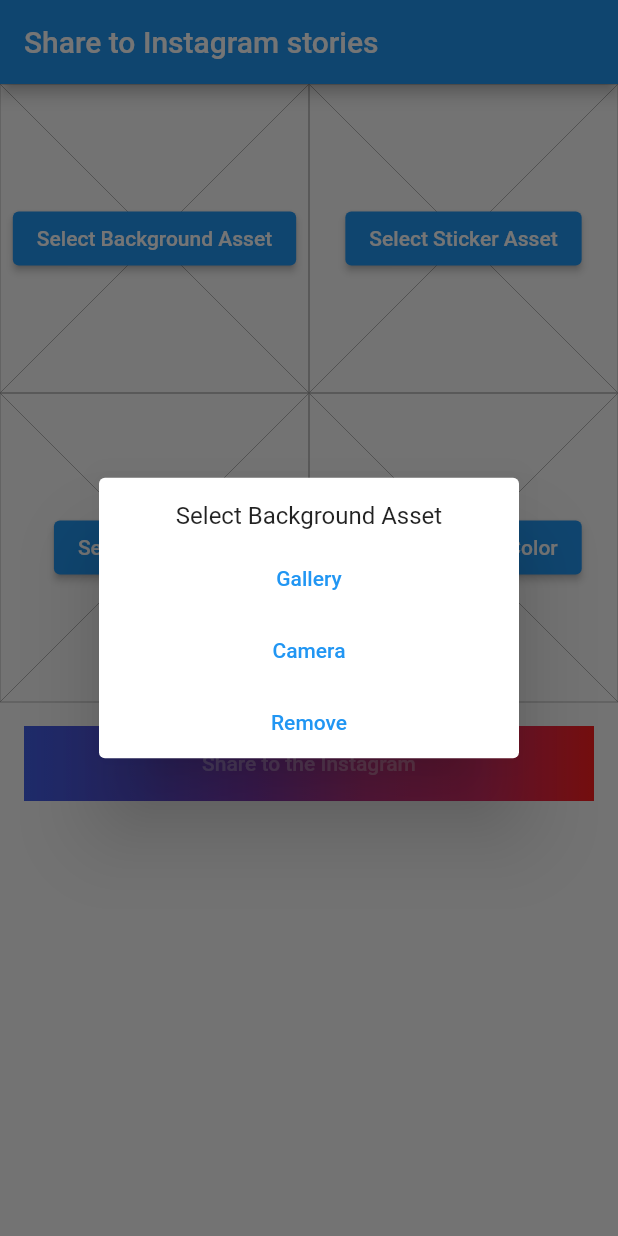
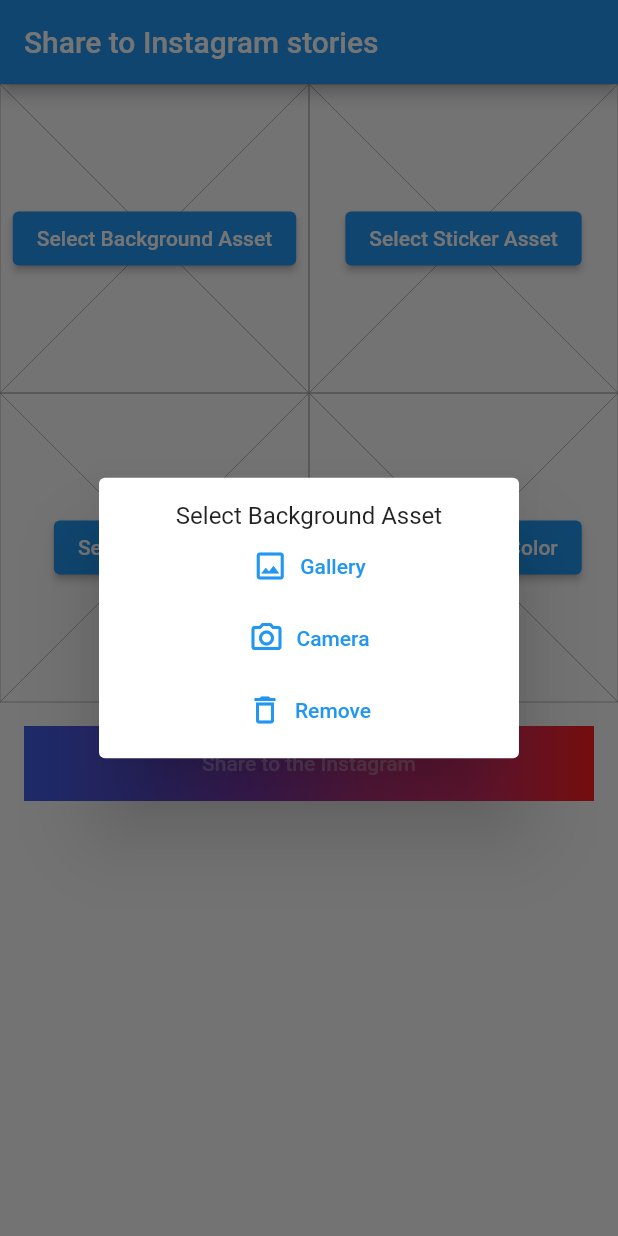
Before and after one commit to Vorkytaka/flutter_share_to_stories, a Flutter app: the screen it shows after launch, after a tap on "Select Background Asset", on a phone screen of 412 x 824 dp. Run offline on Flutter 3.47's test engine with Material 2 defaults, Android fonts, the phone set to English and light mode, and no system bars; our stand-ins replace image_picker.

Commit message:
• Some UI fixes

```diff
--- a/example/lib/asset_selector_widget.dart
+++ b/example/lib/asset_selector_widget.dart
@@ -51,20 +51,29 @@ class AssetSelectorWidget extends StatelessWidget {
     String title,
   }) {
     return AlertDialog(
-      contentPadding: EdgeInsets.zero,
+      contentPadding: EdgeInsets.only(top: 16, bottom: 8),
       content: Column(
         mainAxisSize: MainAxisSize.min,
         children: [
-          SizedBox(height: 16),
           Text(title),
-          SizedBox(height: 8),
-          _createSelector(context, "Gallery", ImageSource.gallery),
-          _createSelector(context, "Camera", ImageSource.camera),
+          _createSelector(
+            context,
+            Icons.photo_outlined,
+            "Gallery",
+            ImageSource.gallery,
+          ),
+          _createSelector(
+            context,
+            Icons.camera_alt_outlined,
+            "Camera",
+            ImageSource.camera,
+          ),
           // element for remove asset
           SizedBox(
             width: double.infinity,
-            child: TextButton(
-              child: Text("Remove"),
+            child: TextButton.icon(
+              icon: Icon(Icons.delete_outline),
+              label: Text("Remove"),
               onPressed: () async {
                 Navigator.of(context).pop(null);
               },
@@ -77,13 +86,15 @@ class AssetSelectorWidget extends StatelessWidget {
 
   Widget _createSelector(
     BuildContext context,
+    IconData icon,
     String title,
     ImageSource source,
   ) {
     return SizedBox(
       width: double.infinity,
-      child: TextButton(
-        child: Text(title),
+      child: TextButton.icon(
+        icon: Icon(icon),
+        label: Text(title),
         onPressed: () async {
           final selectedAsset = await _imagePicker.getImage(source: source);
           File asset;
--- a/example/lib/color_selector_widget.dart
+++ b/example/lib/color_selector_widget.dart
@@ -57,6 +57,7 @@ class ColorSelectorWidget extends StatelessWidget {
     List<Color> colors,
   }) {
     return AlertDialog(
+      contentPadding: EdgeInsets.only(top: 16, bottom: 8),
       content: Column(
         mainAxisSize: MainAxisSize.min,
         children: [
```
